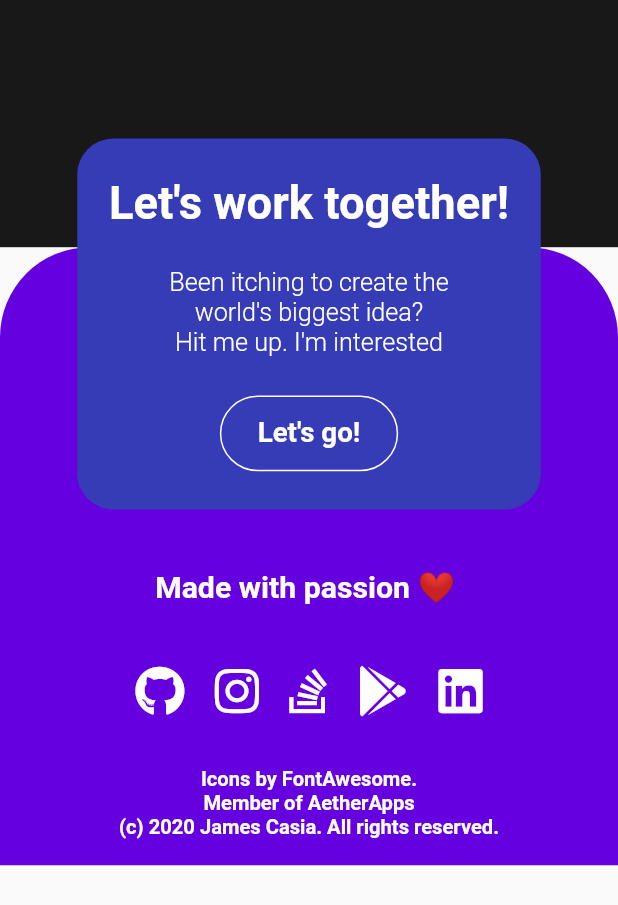
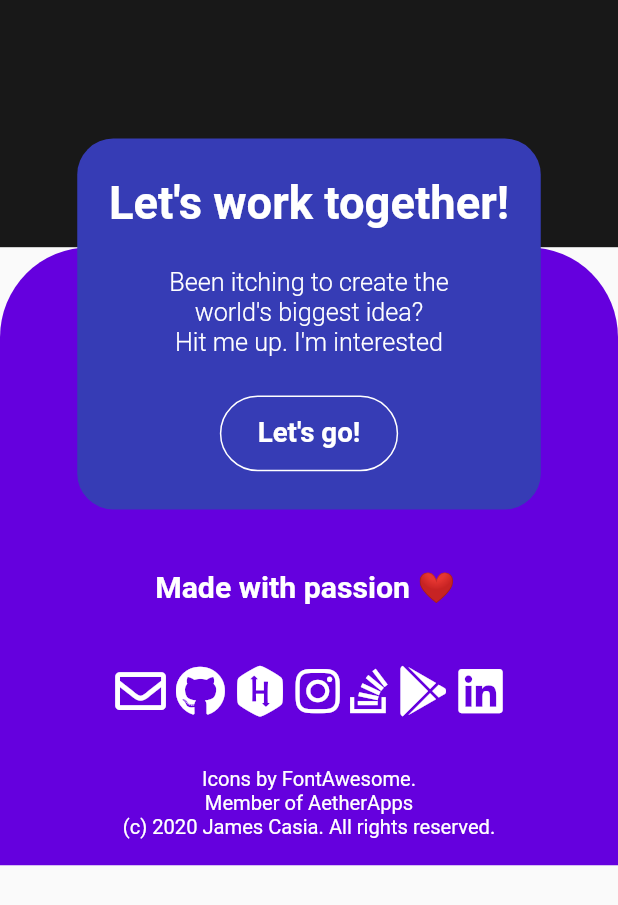
Before and after one commit to jamescasia/web-portfolio, a Flutter app: the PageFive widget shown alone on an empty page, opened directly, on a phone screen of 412 x 824 dp. Shown: the top 905 px of the screen. Run offline on Flutter 3.47's test engine with Material 2 defaults, Android fonts, the light colour scheme and no system bars; our stand-ins replace cached_network_image, flip_card, font_awesome_flutter; missing offline and left inert: dart:html.

Commit message:
added hackerrank and mail

```diff
--- a/lib/screens/PageFive.dart
+++ b/lib/screens/PageFive.dart
@@ -46,10 +46,33 @@ class PageFive extends StatelessWidget {
                         InkWell(
                           customBorder: CircleBorder(),
                           onTap: () async {
+                            await launch("https://mail.google.com/mail/u/0/?view=cm&fs=1&to=wayperwayp@gmail.com&su=SUBJECT&body=BODY&tf=1");
+                          },
+                          child: FaIcon(
+                            FontAwesomeIcons.envelope,
+                            color: Colors.white,
+                            size: ((Globals.width>Globals.height) ? Globals.dwidth: Globals.dheight) * 40,
+                          ),
+                        ),
+                        InkWell(
+                          customBorder: CircleBorder(),
+                          onTap: () async {
                             await launch("https://github.com/jamescasia");
                           },
                           child: FaIcon(
                             FontAwesomeIcons.github,
+                            color: Colors.white,
+                            size: ((Globals.width>Globals.height) ? Globals.dwidth: Globals.dheight) * 40,
+                          ),
+                        ),
+                        InkWell(
+                          customBorder: CircleBorder(),
+                          onTap: () async {
+                            await launch(
+                                "https://www.hackerrank.com/liquidN1tr0");
+                          },
+                          child: FaIcon(
+                            FontAwesomeIcons.hackerrank,
                             color: Colors.white,
                             size: ((Globals.width>Globals.height) ? Globals.dwidth: Globals.dheight) * 40,
                           ),
@@ -116,7 +139,7 @@ class PageFive extends StatelessWidget {
                       style: TextStyle(
                           color: Colors.white,
                           fontSize: ((Globals.width>Globals.height) ? Globals.dwidth: Globals.dheight) * 16,
-                          fontWeight: FontWeight.w600),
+                          fontWeight: FontWeight.w400),
                     ),
                   ),
                   InkWell(
@@ -128,7 +151,7 @@ class PageFive extends StatelessWidget {
                       style: TextStyle(
                           color: Colors.white,
                           fontSize: ((Globals.width>Globals.height) ? Globals.dwidth: Globals.dheight) * 16,
-                          fontWeight: FontWeight.w600),
+                          fontWeight: FontWeight.w400),
                     ),
                   ),
                   Text(
@@ -136,7 +159,7 @@ class PageFive extends StatelessWidget {
                     style: TextStyle(
                         color: Colors.white,
                         fontSize: ((Globals.width>Globals.height) ? Globals.dwidth: Globals.dheight) * 16,
-                        fontWeight: FontWeight.w600),
+                        fontWeight: FontWeight.w400),
                   ),
                   SizedBox(height: ((Globals.width>Globals.height) ? Globals.dwidth: Globals.dheight) * 20),
                 ]),
```
